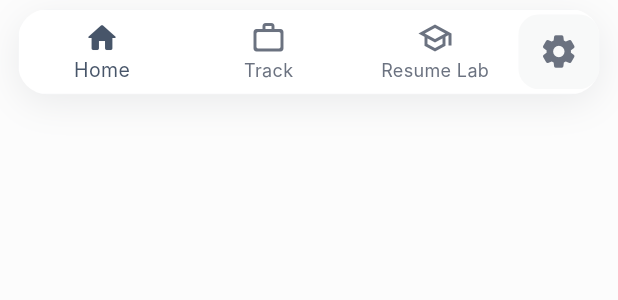
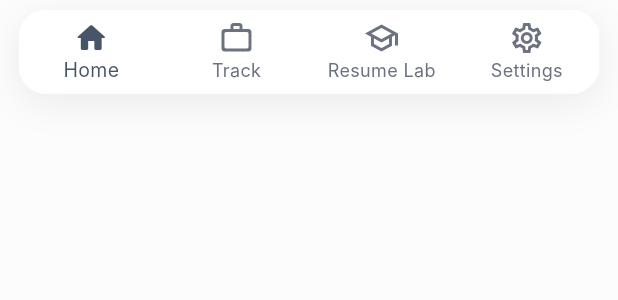
Before and after one commit to Drogalion01/Resume-Pilot-, a Flutter app: the AppBottomNav widget shown alone on an empty page, opened directly with empty values, on a phone screen of 412 x 824 dp. Shown: the top 300 px of the screen. Run offline on Flutter 3.47's test engine with Material 3 defaults, Android fonts, the phone set to English and light mode, and no system bars; our stand-ins replace dio, file_picker, flutter_riverpod, flutter_secure_storage, freezed_annotation, go_router and 3 more; missing offline and left inert: dio_cache_interceptor, dio_cache_interceptor_file_store; accounts and stored records are empty; Roboto replaces fonts that are missing (Inter).

Commit message:
refactor: integrate settings as 4th nav bar tab with unified label
- Removed separate settings button from nav bar
- Added Settings as 4th BottomNavigationBarItem with icon and label
- Updated shell_scaffold.dart to handle index 3 for settings navigation
- Settings now feels integrated and cohesive with other nav items
- Icon changes from settings_outlined to settings_rounded for consistency
- Maintains all previous functionality while improving UI cohesion

```diff
--- a/flutter_app/lib/app/router/shell_scaffold.dart
+++ b/flutter_app/lib/app/router/shell_scaffold.dart
@@ -33,12 +33,18 @@ class ShellScaffold extends StatelessWidget {
       // a blurred container inside BottomNav itself.
       bottomNavigationBar: AppBottomNav(
         currentIndex: navigationShell.currentIndex,
-        onDestinationSelected: _onTabTap,
+        onDestinationSelected: (index) => _onTabTap(context, index),
       ),
     );
   }
 
-  void _onTabTap(int index) {
+  void _onTabTap(BuildContext context, int index) {
+    // Settings tab (index 3) navigates to settings screen
+    if (index == 3) {
+      context.push(AppRoutes.settings);
+      return;
+    }
+
     // goBranch preserves deep-link state per branch.
     // initialLocation: true resets a branch to its root when re-tapping
     // the already-active tab (matches iOS/Android convention).
--- a/flutter_app/lib/shared/widgets/bottom_nav.dart
+++ b/flutter_app/lib/shared/widgets/bottom_nav.dart
@@ -69,31 +69,12 @@ class AppBottomNav extends StatelessWidget {
                           activeIcon: Icon(Icons.school_rounded),
                           label: 'Resume Lab',
                         ),
+                        BottomNavigationBarItem(
+                          icon: Icon(Icons.settings_outlined),
+                          activeIcon: Icon(Icons.settings_rounded),
+                          label: 'Settings',
+                        ),
                       ],
-                    ),
-                  ),
-                  // Settings button — improved touch target and visual design
-                  Material(
-                    color: Colors.transparent,
-                    child: Ink(
-                      decoration: BoxDecoration(
-                        borderRadius: BorderRadius.circular(14),
-                        color: colors.foreground.withValues(alpha: 0.03),
-                      ),
-                      child: InkWell(
-                        borderRadius: BorderRadius.circular(14),
-                        onTap: () => context.push(AppRoutes.settings),
-                        splashColor: colors.primary.withValues(alpha: 0.12),
-                        highlightColor: colors.primary.withValues(alpha: 0.06),
-                        child: Padding(
-                          padding: const EdgeInsets.symmetric(horizontal: 14, vertical: 12),
-                          child: Icon(
-                            Icons.settings_rounded,
-                            color: colors.foregroundSecondary,
-                            size: 26,
-                          ),
-                        ),
-                      ),
                     ),
                   ),
                 ],
```
